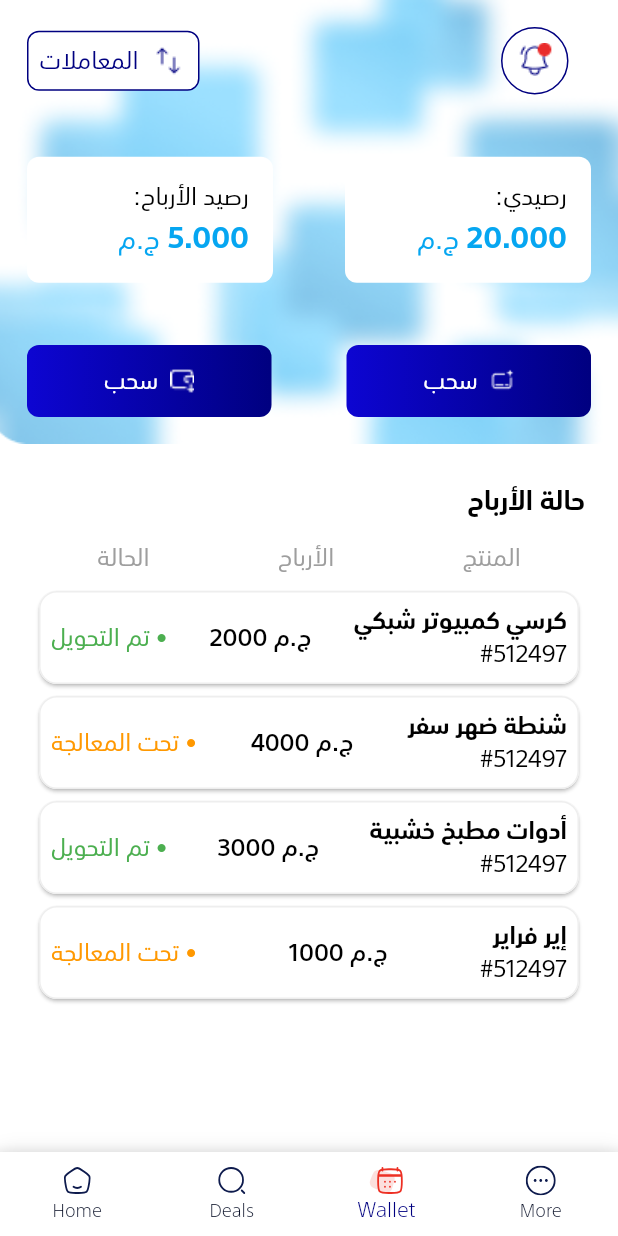
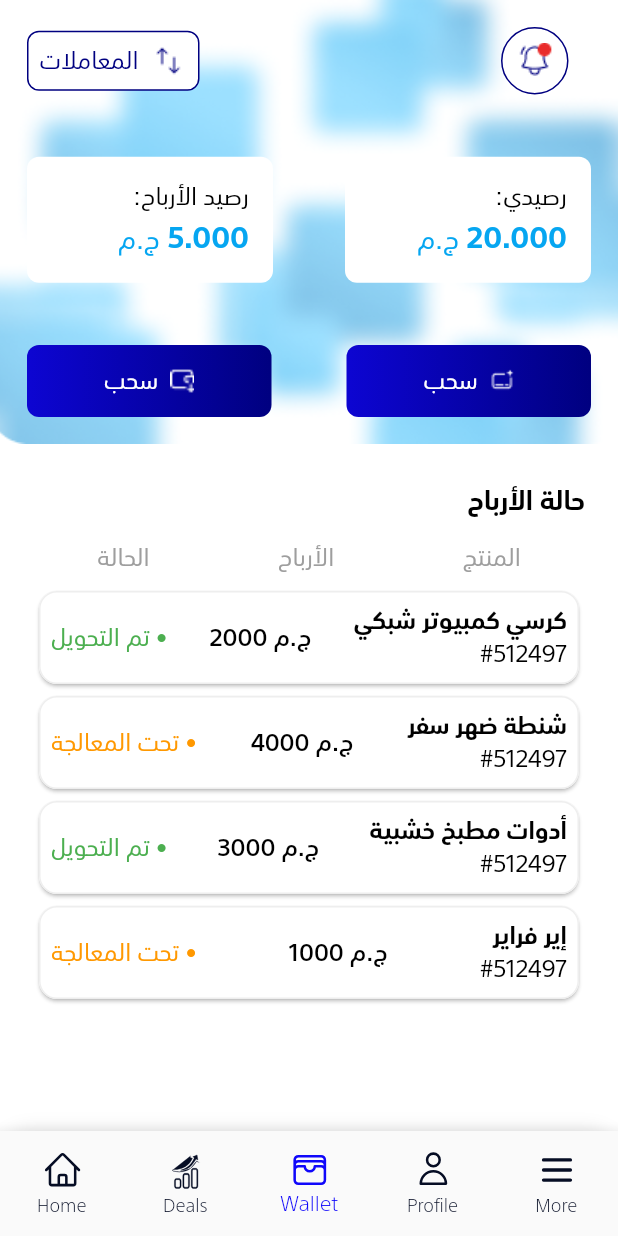
Before and after one commit to DoaaElgheny/Commerce, a Flutter app: the BottomNavigationBarScreen screen opened by its route, item 3 of the bottom bar chosen, on a phone screen of 412 x 824 dp. Run offline on Flutter 3.47's test engine with Material 3 defaults, Android fonts, the phone set to English and light mode, and no system bars; drawn by our look-alikes of overlay_support; our stand-ins replace bloc, cached_network_image, carousel_slider, connectivity_plus, dartz, dio and 22 more; missing offline and left inert: easy_loading_button, ffmpeg_kit_flutter; accounts and stored records are empty; project files that could hold a hidden picture were left out.

Commit message:
bottom Navigation bar

```diff
--- a/lang/ar.json
+++ b/lang/ar.json
@@ -69,6 +69,31 @@
   "show_more": "عرض المزيد",
   "description": "الوصف",
   "stays_location": "إقامات الموقع",
+
   "deals": "صفقاتي",
-  "wallet": "محفظتي"
+  "wallet": "محفظتي",
+  "language": "اللغة",
+  "setting": "الإعدادات",
+  "logout": "تسجيل الخروج",
+  "invite_friends": "دعوة الأصدقاء",
+  "contact_us": "تواصل معنا",
+  "change_language": "تغيير اللغة",
+  "arabic": "عربي",
+  "english": "انجليزي",
+  "delete_account": "حذف الحساب",
+  "are_you_sure":"هل أنت متأكد!",
+  "delete_account_Successfully": "تم حذف الحساب بنجاح",
+  "are_you_sure_logout_msg":"هل أنت متأكد أنك تريد تسجيل الخروج من حسابك؟",
+  "are_you_sure_delete_msg":"هل أنت متأكد من حذف حسابك؟",
+  "delete":"حذف",
+  "my_balance":"رصيدي",
+  "View_all":"عرض الكل",
+  "deal":"صفقة",
+  "Withdraw_balance":"سحب",
+  "Add_balance":"أضافة",
+  "My_deals":"صفقاتي:",
+  "Expected_profits":"الأرباح المتوقعة",
+  "Available_deals":"الصفقات المتاحة",
+  "View_details":"عرض التفاصيل ",
+  "my_profile":"حسابي"
 }
--- a/lang/en.json
+++ b/lang/en.json
@@ -98,5 +98,7 @@
   "My_deals":"My deals:",
   "Expected_profits":"Expected profits",
   "Available_deals":"Available deals",
-  "View_details":"View details"
+  "View_details":"View details",
+  "my_profile":"Profile"
+
 }
--- a/lib/core/utils/app_colors.dart
+++ b/lib/core/utils/app_colors.dart
@@ -4,7 +4,8 @@ import 'hex_color.dart';
 
 class AppColors {
   static Color primaryColor = Color(0xFF000080);
-  static Color onBordingTitle = HexColor("#242D38");
+
+  static Color selectColorHome = HexColor("#1007FA");
   static Color onBordingSubTitle = HexColor("#B4AEAE");
   static Color hintColor = HexColor("#808080");
   static Color skipColor = HexColor("#9A9696");
--- a/lib/core/utils/assets_manager.dart
+++ b/lib/core/utils/assets_manager.dart
@@ -5,13 +5,15 @@ const String pngPath = '$imgPath/png';
 
 class ImageAssets {
  // static const String splashImage = '$pngPath/intro.png';
-  static const String splashImage = '$pngPath/splash.png';
-  static const String onBording1 = '$pngPath/on_bording1.png';
-  static const String onBording2 = '$pngPath/on_bording2.png';
-  static const String onBording3 = '$pngPath/on_bording3.png';
-  static const String loginBackgorund = '$pngPath/login_backgorund.png';
-  static const String footer_ar_png = '$pngPath/footer_ar.png';
-  static const String footer_en_png = '$pngPath/footer_en.png';
+
+// Home Bar Icon /Users/apple/Desktop/MyWork/Qube_commerce/Commerce/assets/icons/homebar
+static const String selesct_home = 'assets/icons/homebar/Home.svg';
+static const String home = 'assets/icons/homebar/Home.svg';
+
+static const String wallet = 'assets/icons/homebar/Wallet.svg';
+static const String deal = 'assets/icons/homebar/My deals.svg';
+static const String profile = 'assets/icons/homebar/Account.svg';
+static const String more = 'assets/icons/homebar/menu.svg';
 
 
 
@@ -26,7 +28,7 @@ class ImageAssets {
   static const String circle_exclamation = '$svgPath/circle_exclamation.svg';
   static const String calendar = '$svgPath/calendar.svg';
   static const String circleEllipsis = '$svgPath/circle_ellipsis.svg';
-  static const String home = '$svgPath/home.svg';
+  //static const String home = '$svgPath/home.svg';
   static const String search_explor = '$svgPath/search_explor.svg';
   static const String select_home = '$svgPath/select_home.svg';
   static const String select_explor = '$svgPath/select_explor.svg';
--- a/lib/core/utils/enums.dart
+++ b/lib/core/utils/enums.dart
@@ -12,7 +12,7 @@ enum FiType { pdf, image, mp4 }
 
 enum ConnectionStatus { connected, disconnected, connecting }
 
-enum SelectedTabNavigationBar { home, deals, wallet, more }
+enum SelectedTabNavigationBar { home, deals, wallet,profile, more }
 
 enum ReactTypeName { Like, Love, Support, Funny, Insightful, Celebrate }
 
--- a/lib/features/bottomNavigationBar/presentation/pages/bottom_navigation_bar.dart
+++ b/lib/features/bottomNavigationBar/presentation/pages/bottom_navigation_bar.dart
@@ -46,6 +46,8 @@ class _BottomNavigationBarScreenState extends State<BottomNavigationBarScreen>
             return const HomeScreen();
           } else if (currentIndex == SelectedTabNavigationBar.wallet) {
             return const MyWalletScreen();
+          } else if (currentIndex == SelectedTabNavigationBar.profile) {
+            return const MyWalletScreen();
           } else {
             return const SettingScreen();
           }
@@ -55,8 +57,12 @@ class _BottomNavigationBarScreenState extends State<BottomNavigationBarScreen>
           BlocBuilder<ButtomnavigationbarCubit, SelectedTabNavigationBar>(
         builder: (context, currentIndex) {
           return Container(
+            height: 70,
             decoration: const BoxDecoration(
-              color: Colors.white,
+              borderRadius: BorderRadius.only(
+                topRight: Radius.circular(20),
+                topLeft: Radius.circular(20),
+              ),
               boxShadow: [
                 BoxShadow(
                   color: Colors.black12,
@@ -66,9 +72,8 @@ class _BottomNavigationBarScreenState extends State<BottomNavigationBarScreen>
             ),
             child: BottomNavigationBar(
               type: BottomNavigationBarType.fixed,
-              backgroundColor: Colors.white,
               currentIndex: currentIndex.index,
-              selectedItemColor: AppColors.primaryColor,
+              selectedItemColor: AppColors.selectColorHome,
               unselectedItemColor: AppColors.loginTitleColor,
               onTap: (index) {
                 tabCubit.setTabIndex(index);
@@ -76,33 +81,51 @@ class _BottomNavigationBarScreenState extends State<BottomNavigationBarScreen>
               items: [
                 BottomNavigationBarItem(
                   icon: SvgPicture.asset(
-                    currentIndex == SelectedTabNavigationBar.home
-                        ? ImageAssets.select_home
-                        : ImageAssets.home,
+                    color: currentIndex == SelectedTabNavigationBar.home
+                        ? AppColors.selectColorHome
+                        : AppColors.loginTitleColor,
+                    width: 28,
+                    ImageAssets.home,
                   ),
                   label: AppLocalizations.of(context)!.translate('home')!,
                 ),
                 BottomNavigationBarItem(
                   icon: SvgPicture.asset(
-                    currentIndex == SelectedTabNavigationBar.deals
-                        ? ImageAssets.select_explor
-                        : ImageAssets.search_explor,
+                    width: 28,
+                    color: currentIndex == SelectedTabNavigationBar.deals
+                        ? AppColors.selectColorHome
+                        : AppColors.loginTitleColor,
+                    ImageAssets.deal,
                   ),
                   label: AppLocalizations.of(context)!.translate('deals')!,
                 ),
                 BottomNavigationBarItem(
                   icon: SvgPicture.asset(
-                    currentIndex == SelectedTabNavigationBar.wallet
-                        ? ImageAssets.select_booking
-                        : ImageAssets.calendar,
+                    width: 28,
+                    color: currentIndex == SelectedTabNavigationBar.wallet
+                        ? AppColors.selectColorHome
+                        : AppColors.loginTitleColor,
+                    ImageAssets.wallet,
                   ),
                   label: AppLocalizations.of(context)!.translate('wallet')!,
                 ),
                 BottomNavigationBarItem(
                   icon: SvgPicture.asset(
-                    currentIndex == SelectedTabNavigationBar.more
-                        ? ImageAssets.select_moew
-                        : ImageAssets.circleEllipsis,
+                    width: 28,
+                    color: currentIndex == SelectedTabNavigationBar.profile
+                        ? AppColors.selectColorHome
+                        : AppColors.loginTitleColor,
+                    ImageAssets.profile,
+                  ),
+                  label: AppLocalizations.of(context)!.translate('my_profile')!,
+                ),
+                BottomNavigationBarItem(
+                  icon: SvgPicture.asset(
+                    width: 28,
+                    color: currentIndex == SelectedTabNavigationBar.more
+                        ? AppColors.selectColorHome
+                        : AppColors.loginTitleColor,
+                    ImageAssets.more,
                   ),
                   label: AppLocalizations.of(context)!.translate('more')!,
                 ),
```
